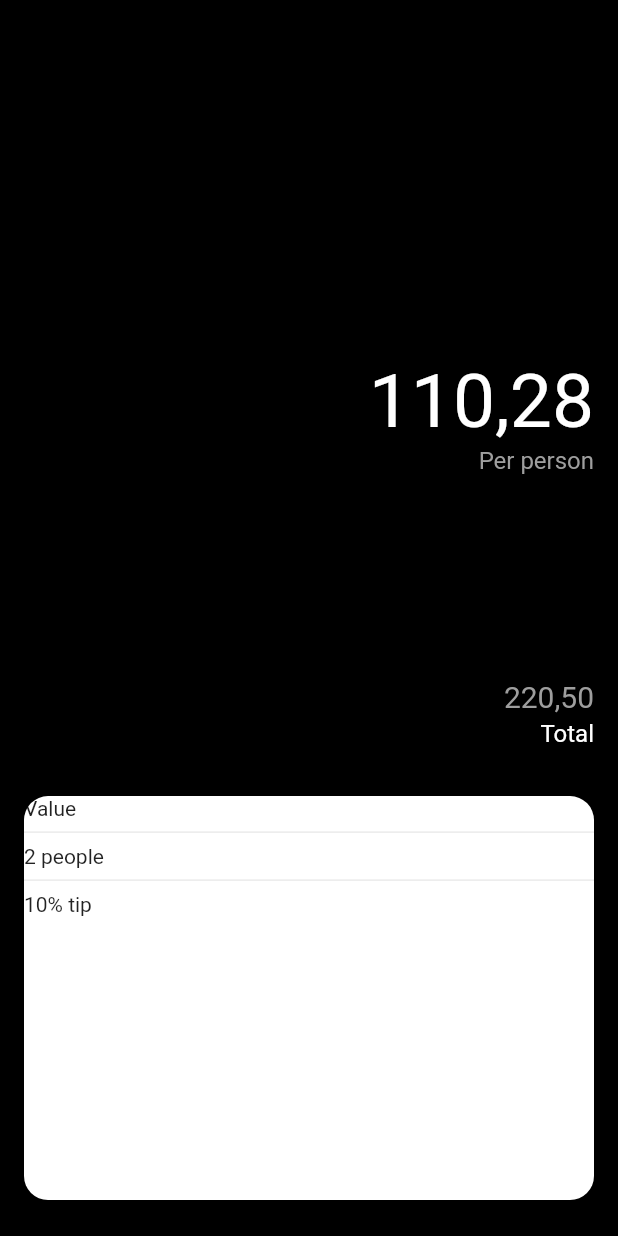
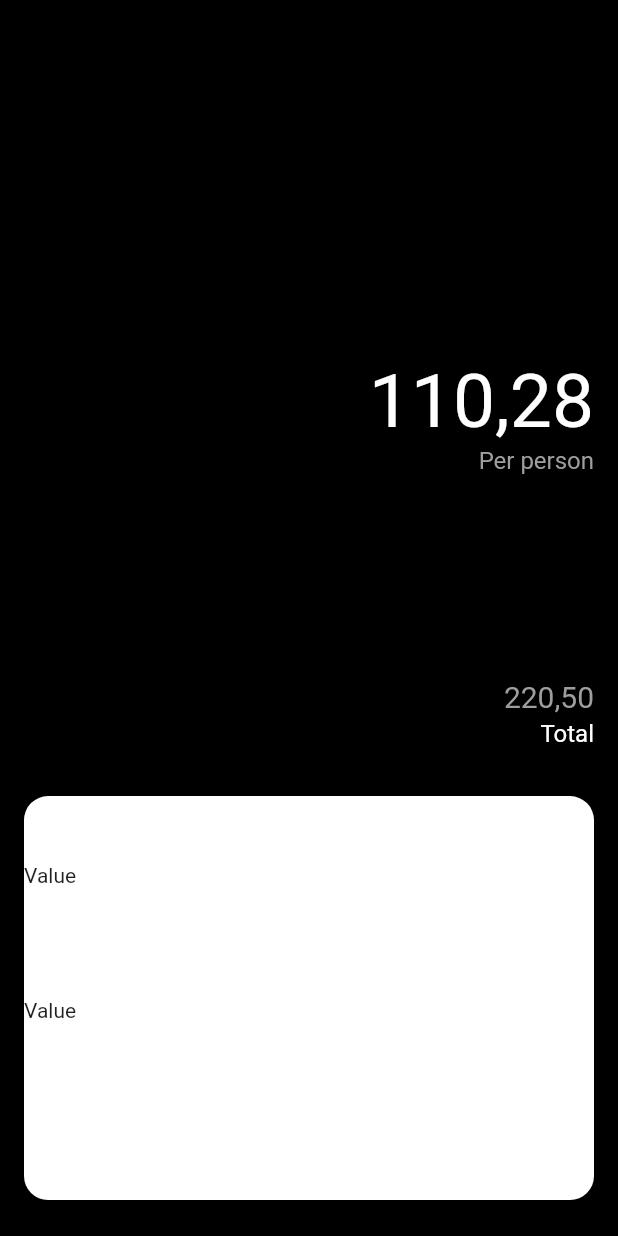
Before and after one commit to davidcrotty/flutter, a Flutter app: the screen it shows after launch, on a phone screen of 412 x 824 dp. Run offline on Flutter 3.47's test engine with Material 2 defaults, Android fonts, the phone set to English and light mode, and no system bars.

Commit message:
column alignment

```diff
--- a/splitcalculator/split_calculator/lib/main.dart
+++ b/splitcalculator/split_calculator/lib/main.dart
@@ -102,27 +102,22 @@ class CalculatorArea extends StatelessWidget {
             width: constraints.maxWidth,
             height: constraints.maxHeight * 0.34,
             child: Container(
-              child: ListView.separated(
-                  itemBuilder: (context, index) {
-                    switch (Selection.values[index]) {
-                      case Selection.value:
-                        {
-                          return Text("Value");
-                        }
-                      case Selection.people:
-                        {
-                          return Text("2 people");
-                        }
-                      case Selection.percent:
-                        {
-                          return Text("10% tip");
-                        }
-                    }
-                  },
-                  separatorBuilder: (context, index) {
-                    return Divider();
-                  },
-                  itemCount: 3),
+              child: LayoutBuilder(builder: (BuildContext context, BoxConstraints constraints) {
+                return Column(
+                  mainAxisAlignment: MainAxisAlignment.center,
+                  crossAxisAlignment: CrossAxisAlignment.start,
+                  children: <Widget>[
+                    Container(
+                      height: constraints.maxHeight / 3,
+                      child: Text("Value"),
+                    ),
+                    Container(
+                      height: constraints.maxHeight / 3,
+                      child: Text("Value"),
+                    )
+                  ],
+                );
+              }),
               decoration: BoxDecoration(
                   color: Colors.white, borderRadius: BorderRadius.circular(16)),
             ),
```
